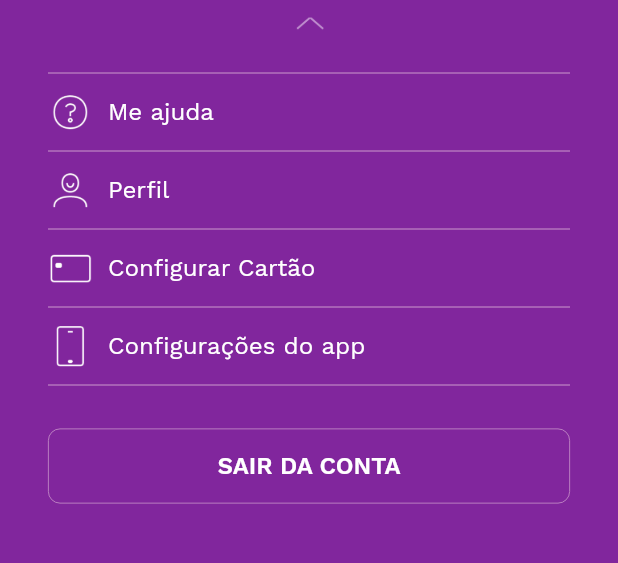
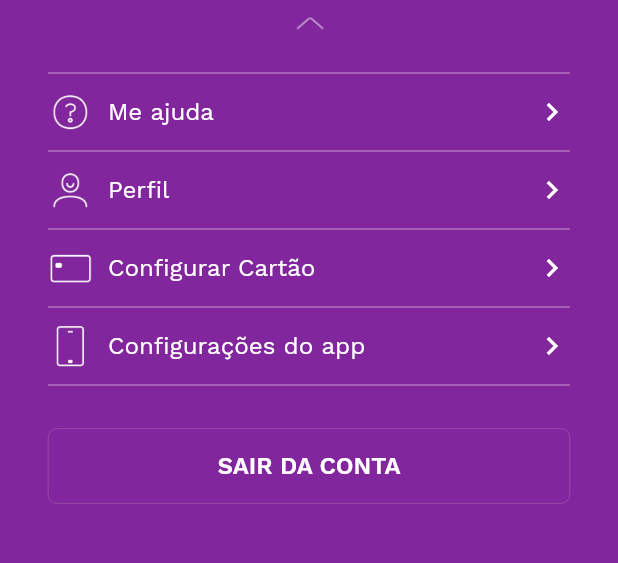
Before and after one commit to yurialvesbrasil/flutter_nubank, a Flutter app: the screen it shows after launch, after a tap on "Yuri", on a phone screen of 412 x 824 dp, the part 83-646 px from its top. Run offline on Flutter 3.47's test engine with Material 2 defaults, Android fonts, the phone set to English and light mode, and no system bars.

Commit message:
Aba Perfil

```diff
--- a/lib/ui/screens/home/home.dart
+++ b/lib/ui/screens/home/home.dart
@@ -8,15 +8,45 @@ class HomeView extends StatefulWidget {
   _HomeViewState createState() => _HomeViewState();
 }
 
-class _HomeViewState extends State<HomeView> {
+class _HomeViewState extends State<HomeView>
+    with SingleTickerProviderStateMixin {
+  AnimationController animationController;
+  Animation<double> animation;
+
+  @override
+  void initState() {
+    super.initState();
+    animationController = AnimationController(
+      vsync: this,
+      duration: Duration(milliseconds: 200),
+    )..addListener(() => setState(() {}));
+    animation = CurvedAnimation(
+      parent: animationController,
+      curve: Curves.ease,
+    );
+
+    //animationController.forward();
+  }
+
+  @override
+  void dispose() {
+    animationController.dispose();
+    super.dispose();
+  }
+
   @override
   Widget build(BuildContext context) {
     return Scaffold(
         body: SafeArea(
       child: Column(
         children: <Widget>[
-          AppBarPerfil(),
-          ExpandedPerfilContainer(),
+          AppBarPerfil(
+            animationController: animationController,
+          ),
+          ExpandedPerfilContainer(
+            animationController: animationController,
+            animation: animation,
+          ),
           Expanded(
               child: SingleChildScrollView(
             child: Container(),
--- a/lib/ui/widgets/app_bar_perfil.dart
+++ b/lib/ui/widgets/app_bar_perfil.dart
@@ -6,11 +6,21 @@ import '../values/styles.dart';
 import '../values/values.dart';
 
 class AppBarPerfil extends StatelessWidget {
+  final AnimationController animationController;
+
+  const AppBarPerfil({Key key, this.animationController}) : super(key: key);
+
   @override
   Widget build(BuildContext context) {
     final model = Provider.of<HomeViewModel>(context);
     return GestureDetector(
-      onTap: () => model.setPerfilExpanded(!model.perfil_expanded),
+      onTap: () {
+        if (!model.perfil_expanded)
+          animationController.forward();
+        else
+          animationController.reverse();
+        model.setPerfilExpanded(!model.perfil_expanded);
+      },
       child: (MediaQuery.of(context).size.height <= 400)
           ? Container(
               height: 65,
@@ -26,15 +36,13 @@ class AppBarPerfil extends StatelessWidget {
                     style: AppTheme.heading,
                   ),
                   SizedBox(width: 8),
-                  Expanded(
-                    child: Image.asset(
+                  Image.asset(
                     model.perfil_expanded
                         ? 'assets/icons/expand_less.png'
                         : 'assets/icons/expand_more.png',
                     height: 15,
                     width: 25,
                   ),
-                  )
                 ],
               ))
           : Container(
--- a/lib/ui/widgets/expanded_perfil_container.dart
+++ b/lib/ui/widgets/expanded_perfil_container.dart
@@ -1,20 +1,23 @@
 import 'package:flutter/material.dart';
-import 'package:flutter_nubank/core/view_models/home_view_model.dart';
 import 'package:flutter_nubank/ui/values/styles.dart';
-import 'package:provider/provider.dart';
+import 'package:flutter_nubank/ui/widgets/row_perfil.dart';
 
 import '../values/colors.dart';
+import 'fade_animation.dart';
 
 class ExpandedPerfilContainer extends StatelessWidget {
+  final AnimationController animationController;
+  final Animation<double> animation;
+
+  ExpandedPerfilContainer({this.animationController, this.animation});
+
   @override
   Widget build(BuildContext context) {
-    final model = Provider.of<HomeViewModel>(context);
-    return SingleChildScrollView(
-      child: Container(
+    return Container(
       padding: EdgeInsets.fromLTRB(32, 18, 32, 0),
-        height: model.perfil_expanded
-            ? MediaQuery.of(context).size.height / 1.75
-            : 0,
+      height: (animation.value * (MediaQuery.of(context).size.height / 1.75)),
+      child: FadeAnimation(
+        child: SingleChildScrollView(
           child: Column(
             children: <Widget>[
               Divider(
@@ -24,15 +27,9 @@ class ExpandedPerfilContainer extends StatelessWidget {
               SizedBox(
                 height: 10,
               ),
-            Row(
-              children: <Widget>[
-                Image.asset(
-                  'assets/icons/icon_perfil_question.png',
-                  height: 30,
-                ),
-                SizedBox(width: 10),
-                Text("Me ajuda", style: AppTheme.display2)
-              ],
+              RowPerfil(
+                left_url: 'assets/icons/icon_perfil_question.png',
+                text: "Me ajuda",
               ),
               SizedBox(
                 height: 10,
@@ -44,15 +41,9 @@ class ExpandedPerfilContainer extends StatelessWidget {
               SizedBox(
                 height: 10,
               ),
-            Row(
-              children: <Widget>[
-                Image.asset(
-                  'assets/icons/icon_perfil_person.png',
-                  height: 30,
-                ),
-                SizedBox(width: 10),
-                Text("Perfil", style: AppTheme.display2)
-              ],
+              RowPerfil(
+                left_url: 'assets/icons/icon_perfil_person.png',
+                text: "Perfil",
               ),
               SizedBox(
                 height: 10,
@@ -64,15 +55,9 @@ class ExpandedPerfilContainer extends StatelessWidget {
               SizedBox(
                 height: 10,
               ),
-            Row(
-              children: <Widget>[
-                Image.asset(
-                  'assets/icons/icon_perfil_cartao.png',
-                  height: 30,
-                ),
-                SizedBox(width: 10),
-                Text("Configurar Cartão", style: AppTheme.display2)
-              ],
+              RowPerfil(
+                left_url: 'assets/icons/icon_perfil_cartao.png',
+                text: "Configurar Cartão",
               ),
               SizedBox(
                 height: 10,
@@ -84,15 +69,9 @@ class ExpandedPerfilContainer extends StatelessWidget {
               SizedBox(
                 height: 10,
               ),
-            Row(
-              children: <Widget>[
-                Image.asset(
-                  'assets/icons/icon_perfil_app.png',
-                  height: 30,
-                ),
-                SizedBox(width: 10),
-                Text("Configurações do app", style: AppTheme.display2)
-              ],
+              RowPerfil(
+                left_url: 'assets/icons/icon_perfil_app.png',
+                text: "Configurações do app",
               ),
               SizedBox(
                 height: 10,
@@ -110,9 +89,9 @@ class ExpandedPerfilContainer extends StatelessWidget {
                   alignment: Alignment.center,
                   height: 50,
                   decoration: BoxDecoration(
-                  border: Border.all(width: .5, color: dividerColor),
+                    border: Border.all(width: .2, color: dividerColor),
                     borderRadius:
-                      const BorderRadius.all(const Radius.circular(8)),
+                        const BorderRadius.all(const Radius.circular(6)),
                   ),
                   child: Text("SAIR DA CONTA", style: AppTheme.display1),
                 ),
@@ -120,6 +99,7 @@ class ExpandedPerfilContainer extends StatelessWidget {
             ],
           ),
         ),
+      ),
     );
   }
 }
--- /dev/null
+++ b/lib/ui/widgets/fade_animation.dart
@@ -0,0 +1,27 @@
+import 'package:flutter/material.dart';
+import 'package:flutter_nubank/core/view_models/home_view_model.dart';
+import 'package:provider/provider.dart';
+
+class FadeAnimation extends StatefulWidget {
+  final Widget child;
+
+  FadeAnimation({this.child});
+
+  @override
+  _FadeAnimationState createState() => _FadeAnimationState();
+}
+
+class _FadeAnimationState extends State<FadeAnimation> {
+  @override
+  Widget build(BuildContext context) {
+    final model = Provider.of<HomeViewModel>(context);
+
+    return AnimatedOpacity(
+        // If the widget is visible, animate to 0.0 (invisible).
+        // If the widget is hidden, animate to 1.0 (fully visible).
+        opacity: model.perfil_expanded ? 1.0 : 0.0,
+        duration: Duration(milliseconds: 300),
+        // The green box must be a child of the AnimatedOpacity widget.
+        child: widget.child);
+  }
+}
--- /dev/null
+++ b/lib/ui/widgets/row_perfil.dart
@@ -0,0 +1,36 @@
+import 'package:flutter/material.dart';
+
+import '../values/styles.dart';
+
+// left_url = 'assets/icons/icon_perfil_question.png';
+// text = "Me ajuda"
+class RowPerfil extends StatelessWidget {
+  final String left_url;
+  final String text;
+
+  RowPerfil({this.left_url, this.text});
+
+  @override
+  Widget build(BuildContext context) {
+    return Row(
+      children: <Widget>[
+        Image.asset(
+          left_url,
+          height: 30,
+        ),
+        SizedBox(width: 10),
+        Expanded(
+          flex: 2,
+          child: Container(
+            child: Text(text, style: AppTheme.display2),
+          ),
+        ),
+        SizedBox(width: 10),
+        Icon(
+          Icons.keyboard_arrow_right,
+          color: Colors.white,
+        )
+      ],
+    );
+  }
+}
```
Lines whose indentation alone changed are shown as unchanged.
